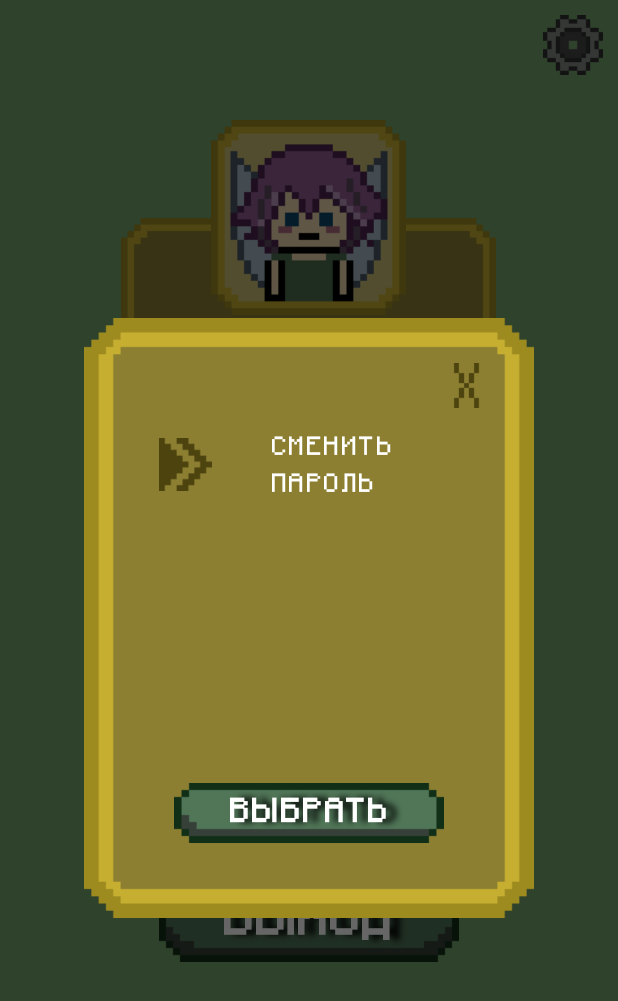
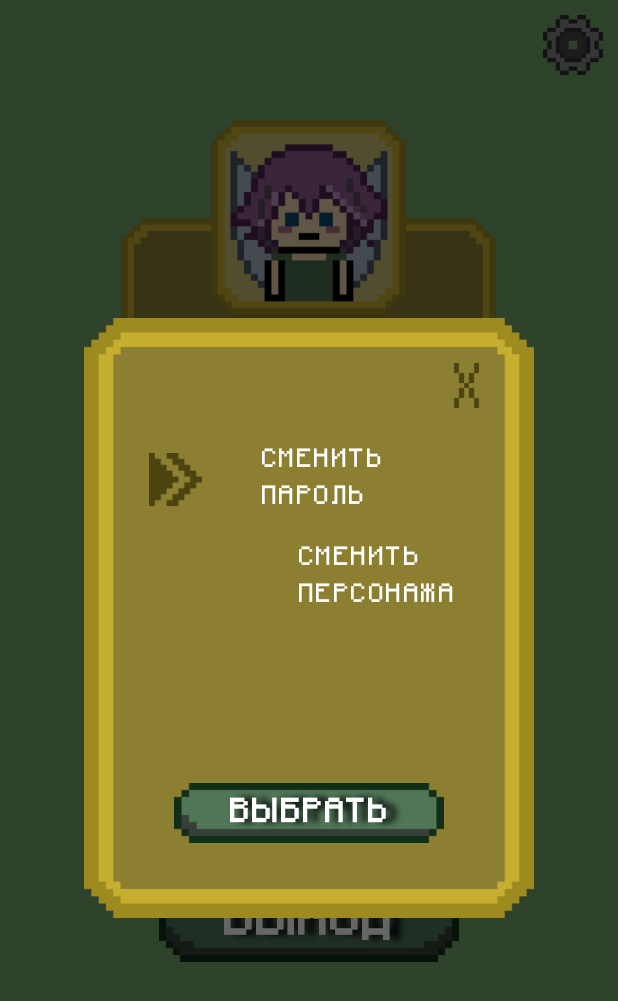
Before and after one commit to MargaritaDj/small_matfak, an Android app: the PersonalAreaStudentActivity screen opened directly, with no data from a screen before it, after a tap on an icon or button, on a phone screen of 412 x 824 dp. Shown: the top 1001 px of the screen. Run offline under Robolectric (Android 15) with nearby library versions, the phone set to English and light mode, and no system bars; 4 statements that could not run were skipped.

Commit message:
[+] changed password in settings; [+] arrow back in change password

```diff
--- a/app/src/main/java/com/imit/smallMatfak/MainActivity.kt
+++ b/app/src/main/java/com/imit/smallMatfak/MainActivity.kt
@@ -58,9 +58,9 @@ class MainActivity : AppCompatActivity() {
         val userPasswordSharedPreferences = sharedPreferences.getString("userPassword", "") ?: ""
 
         buttonLogin.setOnClickListener {
-            if (Validator.validationLogin(layoutLogin, editTextLogin) &&
-                Validator.validationPassword(layoutPassword, editTextPassword)
-            ) {
+            val valLogin = Validator.validationLogin(layoutLogin, editTextLogin)
+            val valPassword = Validator.validationPassword(layoutPassword, editTextPassword)
+            if (valLogin && valPassword) {
                 try {
                     val user = userUseCase.getUserByLogin(editTextLogin.text.toString())
                     if (user.password != editTextPassword.text.toString()) {
--- a/app/src/main/java/com/imit/smallMatfak/dao/UserDao.kt
+++ b/app/src/main/java/com/imit/smallMatfak/dao/UserDao.kt
@@ -7,4 +7,5 @@ interface UserDao {
    fun getUserByToken(token: String): User
    fun addTokenUser(user: User): String
    fun deleteTokenUser(token: String)
+   fun changePassword(user: User, newPassword: String)
 }
--- a/app/src/main/java/com/imit/smallMatfak/repositories/UserRepository.kt
+++ b/app/src/main/java/com/imit/smallMatfak/repositories/UserRepository.kt
@@ -20,4 +20,8 @@ class UserRepository: UserDao {
     override fun deleteTokenUser(token: String) {
         Database.deleteTokenUser(token)
     }
+
+    override fun changePassword(user: User, newPassword: String) {
+        user.password = newPassword
+    }
 }
--- a/app/src/main/java/com/imit/smallMatfak/screens/PersonalAreaStudentActivity.kt
+++ b/app/src/main/java/com/imit/smallMatfak/screens/PersonalAreaStudentActivity.kt
@@ -18,6 +18,7 @@ import com.imit.smallMatfak.MainActivity
 import com.imit.smallMatfak.R
 import com.imit.smallMatfak.model.Student
 import com.imit.smallMatfak.screens.windows.DialogWindowsPersonalArea
+import com.imit.smallMatfak.screens.windows.TypeDialogMenu
 import com.imit.smallMatfak.utils.UtilsView
 import java.io.BufferedReader
 import java.io.InputStreamReader
@@ -68,11 +69,16 @@ class PersonalAreaStudentActivity : AppCompatActivity() {
         progressBar.max = scoreExpectation
         progressBar.progress = scoreCurrent
 
-        val dialogWindowsPersonalArea = DialogWindowsPersonalArea(this)
+        val inflater = layoutInflater
+        val container = findViewById<ViewGroup>(R.id.custom_toast_container)
+        val layout: View = inflater.inflate(R.layout.custom_toast, container)
+
+        val dialogWindowsPersonalArea = DialogWindowsPersonalArea(this, layout, user)
+        val itemsSettings = listOf(resources.getString(R.string.change_password), resources.getString(R.string.change_hero))
 
         settingsButton.setOnClickListener {
             val dialogSettings = Dialog(this)
-            dialogWindowsPersonalArea.showDialogSettings(dialogSettings)
+            dialogWindowsPersonalArea.showDialogMenu(dialogSettings, TypeDialogMenu.SETTINGS)
         }
 
         rulesButton.setOnClickListener {
@@ -83,10 +89,7 @@ class PersonalAreaStudentActivity : AppCompatActivity() {
 
         heroButton.setOnClickListener {
             val dialogChoiceHero = Dialog(this)
-            val inflater = layoutInflater
-            val container = findViewById<ViewGroup>(R.id.custom_toast_container)
-            val layout: View = inflater.inflate(R.layout.custom_toast, container)
-            dialogWindowsPersonalArea.showDialogChoiceHero(dialogChoiceHero, resources, layout, user, heroButton)
+            dialogWindowsPersonalArea.showDialogChoiceHero(dialogChoiceHero, heroButton)
         }
 
     }
@@ -98,9 +101,6 @@ fun dismissDialogWindow(dialog: Dialog, cross: ImageButton) {
     }
 }
 
-fun changeImageHero(buttonHero: ImageButton, imageHero: Int){
-
-}
 
 fun showPopupSettings(context: Context, settingsMenuView: View) {
     val popup = PopupMenu(context, settingsMenuView)
--- /dev/null
+++ b/app/src/main/java/com/imit/smallMatfak/screens/adapter/ListAdapter.kt
@@ -0,0 +1,62 @@
+package com.imit.smallMatfak.screens.adapter
+
+import com.imit.smallMatfak.R
+import android.content.Context
+import android.view.LayoutInflater
+import android.view.View
+import android.view.ViewGroup
+import android.widget.ArrayAdapter
+import android.widget.TextView
+
+
+class ListAdapter(context: Context, private val resource: Int, private val list: List<String>):
+    ArrayAdapter<String>(context, resource, list) {
+
+    private var selectedPosition = 0
+
+    override fun getCount(): Int {
+        return list.size
+    }
+
+    override fun getItem(position: Int): String {
+        return list[position]
+    }
+
+    override fun getItemId(position: Int): Long {
+        return position.toLong()
+    }
+
+    override fun getView(position: Int, convertView: View?, parent: ViewGroup): View {
+        val textView: TextView
+        if(convertView == null){
+            val view = LayoutInflater.from(context).inflate(resource, null)
+            textView = view.findViewById(R.id.settings_list_item_not_selected)
+
+        } else {
+            textView = convertView as TextView
+        }
+        val textItem: String = getItem(position)
+        textView.text = textItem
+
+        if(selectedPosition == position){
+            textView.setPadding(20, 0, 0, 0)
+            textView.setCompoundDrawablesWithIntrinsicBounds(
+                R.drawable.small_arrow_menu, 0, 0, 0
+            )
+        } else {
+            textView.setPadding(170, 0, 0, 0)
+            textView.setCompoundDrawablesWithIntrinsicBounds(0, 0, 0, 0
+            )
+        }
+
+        return  textView
+    }
+
+    fun setSelectedPosition(position: Int){
+        selectedPosition = position
+    }
+
+    fun getSelectedString(): String{
+        return getItem(selectedPosition)
+    }
+}
--- a/app/src/main/java/com/imit/smallMatfak/screens/windows/DialogWindowsPersonalArea.kt
+++ b/app/src/main/java/com/imit/smallMatfak/screens/windows/DialogWindowsPersonalArea.kt
@@ -1,76 +1,141 @@
 package com.imit.smallMatfak.screens.windows
 
 import android.app.Dialog
+import com.imit.smallMatfak.screens.adapter.ListAdapter
 import android.content.Context
-import android.content.res.Resources
+import android.content.SharedPreferences
 import android.graphics.Color
 import android.graphics.drawable.ColorDrawable
 import android.view.View
+import android.widget.*
 import android.widget.AdapterView.OnItemClickListener
-import android.widget.EditText
-import android.widget.GridView
-import android.widget.ImageButton
-import android.widget.TextView
-import com.imit.smallMatfak.screens.windows.Toast
+import com.google.android.material.textfield.TextInputLayout
 import com.imit.smallMatfak.R
 import com.imit.smallMatfak.exceptions.AppException
+import com.imit.smallMatfak.exceptions.AppExceptionPassword
 import com.imit.smallMatfak.model.User
 import com.imit.smallMatfak.repositories.StudentRepository
+import com.imit.smallMatfak.repositories.UserRepository
 import com.imit.smallMatfak.screens.adapter.ImageAdapter
 import com.imit.smallMatfak.screens.dismissDialogWindow
 import com.imit.smallMatfak.usecase.StudentUseCase
+import com.imit.smallMatfak.usecase.UserUseCase
 import com.imit.smallMatfak.utils.UtilsView
+import com.imit.smallMatfak.validator.Validator
 import java.io.BufferedReader
 
 
-class DialogWindowsPersonalArea(val context: Context) {
-    val studentUseCase = StudentUseCase(StudentRepository())
+class DialogWindowsPersonalArea(val context: Context, private val layout: View, val user: User) {
+    private val studentUseCase = StudentUseCase(StudentRepository())
+    private val userUseCase = UserUseCase(UserRepository())
 
-    fun showDialogSettings(dialogSettings: Dialog){
-        dialogSettings.setContentView(R.layout.window_settings)
-        dialogSettings.window?.setBackgroundDrawable(ColorDrawable(Color.TRANSPARENT))
-        dialogSettings.setCanceledOnTouchOutside(false)
-        dialogSettings.show()
-        val changeTextView: TextView =
-            dialogSettings.findViewById(R.id.settings_change_password)
-        val chooseButton: ImageButton = dialogSettings.findViewById(R.id.settings_choose)
-        val crossSettings: ImageButton = dialogSettings.findViewById(R.id.settings_cross)
-        changeTextView.setCompoundDrawablesWithIntrinsicBounds(
-            R.drawable.small_arrow_settings,
-            0,
-            0,
-            0
-        )
-        changeTextView.tag = 1
+    private val itemsSettings: List<String> = listOf(context.resources.getString(R.string.change_password),
+        context.resources.getString(R.string.change_hero))
+
+
+    fun showDialogMenu(dialogMenu: Dialog, typeDialogMenu: TypeDialogMenu) {
+
+        val itemsMenu = when(typeDialogMenu){
+            TypeDialogMenu.SETTINGS -> itemsSettings
+        }
+
+        dialogMenu.setContentView(R.layout.window_menu)
+        dialogMenu.window?.setBackgroundDrawable(ColorDrawable(Color.TRANSPARENT))
+        dialogMenu.setCanceledOnTouchOutside(false)
+        dialogMenu.show()
+        val changeListView: ListView =
+            dialogMenu.findViewById(R.id.menu_list)
+        val chooseButton: ImageButton = dialogMenu.findViewById(R.id.menu_choose)
+        val crossSettings: ImageButton = dialogMenu.findViewById(R.id.menu_cross)
+
+        val adapterListString = ListAdapter(context, R.layout.menu_list_item, itemsMenu)
+        changeListView.adapter = adapterListString
+
+        changeListView.setOnItemClickListener { _, _, pos, _ ->
+            adapterListString.setSelectedPosition(pos)
+            adapterListString.notifyDataSetChanged()
+        }
+
         chooseButton.setOnClickListener {
-            if (changeTextView.tag == 1) {
-                showDialogChangePassword(dialogSettings)
+            val itemSelected = adapterListString.getSelectedString()
+            when(typeDialogMenu){
+                TypeDialogMenu.SETTINGS -> {
+                    if (itemSelected == itemsMenu[0]) {
+                        showDialogChangePassword(dialogMenu)
+                    }
+                }
             }
         }
-        dismissDialogWindow(dialogSettings, crossSettings)
+
+        dismissDialogWindow(dialogMenu, crossSettings)
     }
 
-    private fun showDialogChangePassword(dialogSettings: Dialog){
+    private fun showDialogChangePassword(dialogSettings: Dialog) {
         dialogSettings.setContentView(R.layout.window_change_password)
         val crossChange: ImageButton = dialogSettings.findViewById(R.id.change_password_cross)
+        val changeButton: ImageButton = dialogSettings.findViewById(R.id.change_password_button)
+        val backButton: ImageButton = dialogSettings.findViewById(R.id.change_password_back)
+
         val oldPassword: EditText = dialogSettings.findViewById(R.id.change_password_old_edit_text)
         val newPassword: EditText = dialogSettings.findViewById(R.id.change_password_new_edit_text)
-        val repeatPassword: EditText = dialogSettings.findViewById(R.id.change_password_repeat_edit_text)
+        val repeatPassword: EditText =
+            dialogSettings.findViewById(R.id.change_password_repeat_edit_text)
+
+        val oldPasswordLayout: TextInputLayout =
+            dialogSettings.findViewById(R.id.change_password_old)
+        val newPasswordLayout: TextInputLayout =
+            dialogSettings.findViewById(R.id.change_password_new)
+        val repeatPasswordLayout: TextInputLayout =
+            dialogSettings.findViewById(R.id.change_password_repeat)
 
         val oldEye: ImageButton = dialogSettings.findViewById(R.id.change_password_eye1)
         val newEye: ImageButton = dialogSettings.findViewById(R.id.change_password_eye2)
         val repeatEye: ImageButton = dialogSettings.findViewById(R.id.change_password_eye3)
 
+        UtilsView.removeErrorOnFocus(oldPassword, oldPasswordLayout)
+        UtilsView.removeErrorOnFocus(newPassword, newPasswordLayout)
+        UtilsView.removeErrorOnFocus(repeatPassword, repeatPasswordLayout)
+
         UtilsView.changePasswordVisibility(oldPassword, oldEye)
         UtilsView.changePasswordVisibility(newPassword, newEye)
         UtilsView.changePasswordVisibility(repeatPassword, repeatEye)
 
+        changeButton.setOnClickListener {
+            val valOldPassword = Validator.validationPassword(oldPasswordLayout, oldPassword)
+            val valNewPassword = Validator.validationNewPassword(newPasswordLayout, newPassword)
+            val valRepeatPassword = Validator.validationRepeatPassword(
+                repeatPasswordLayout,
+                repeatPassword, newPassword
+            )
+
+            if (valNewPassword && valOldPassword && valRepeatPassword) {
+                try {
+                    userUseCase.changePassword(user, oldPassword.text.toString(),
+                        newPassword.text.toString())
+                    Toast.showToastOk(layout, context.resources.getString(R.string.ok_changed_password), context)
+                    dialogSettings.dismiss()
+                    val sharedPreferences: SharedPreferences = context.getSharedPreferences("APP_SHARED_PREF",
+                        Context.MODE_PRIVATE)
+                    val editorSharedPreferences = sharedPreferences.edit()
+                    editorSharedPreferences.putString("userPassword", user.password)
+                    editorSharedPreferences.apply()
+                } catch (exPassword: AppExceptionPassword) {
+                    oldPasswordLayout.error = exPassword.appErrorCode.errorString
+                } catch (ex: AppException) {
+                    Toast.showToastError(layout, ex.appErrorCode.errorString, context)
+                }
+            }
+        }
+
         dismissDialogWindow(dialogSettings, crossChange)
+
+        backButton.setOnClickListener {
+            showDialogMenu(dialogSettings, TypeDialogMenu.SETTINGS)
+        }
     }
 
 
-
-    fun showDialogRules(dialogRules: Dialog, bufferedReader: BufferedReader){
+    fun showDialogRules(dialogRules: Dialog, bufferedReader: BufferedReader) {
         dialogRules.setContentView(R.layout.window_rules)
         dialogRules.window?.setBackgroundDrawable(ColorDrawable(Color.TRANSPARENT))
         dialogRules.setCanceledOnTouchOutside(false)
@@ -102,7 +167,7 @@ class DialogWindowsPersonalArea(val context: Context) {
                 arrowLeft.alpha = 1F
             }
 
-            if(page == stringPages.size){
+            if (page == stringPages.size) {
                 arrowRight.alpha = alpha
             }
         }
@@ -114,14 +179,14 @@ class DialogWindowsPersonalArea(val context: Context) {
                 arrowRight.alpha = 1F
             }
 
-            if(page == 1){
+            if (page == 1) {
                 arrowLeft.alpha = alpha
             }
         }
     }
 
-    fun showDialogChoiceHero(dialogChoiceHero: Dialog, resources: Resources,
-                             layout: View, user: User, imageHeroButton: ImageButton){
+    fun showDialogChoiceHero(
+        dialogChoiceHero: Dialog, imageHeroButton: ImageButton) {
         dialogChoiceHero.setContentView(R.layout.window_choice_hero)
         dialogChoiceHero.window?.setBackgroundDrawable(ColorDrawable(Color.TRANSPARENT))
         dialogChoiceHero.setCanceledOnTouchOutside(false)
@@ -129,7 +194,7 @@ class DialogWindowsPersonalArea(val context: Context) {
 
         val gridHeroes: GridView = dialogChoiceHero.findViewById(R.id.choice_hero_grid)
         val buttonChoice: ImageButton = dialogChoiceHero.findViewById(R.id.choice_hero_button)
-        val adapterImage = ImageAdapter(context = context, resources)
+        val adapterImage = ImageAdapter(context = context, context.resources)
         gridHeroes.adapter = adapterImage
 
         gridHeroes.onItemClickListener = OnItemClickListener { _, _, pos, _ ->
@@ -139,12 +204,12 @@ class DialogWindowsPersonalArea(val context: Context) {
 
         buttonChoice.setOnClickListener {
             val imageHero: Int = adapterImage.getSelectedImageHero() as Int
-            try{
+            try {
                 studentUseCase.changeImageHero(user, imageHero)
-                Toast.showToastOk(layout, resources.getString(R.string.ok_image_hero), context)
+                Toast.showToastOk(layout, context.resources.getString(R.string.ok_image_hero), context)
                 dialogChoiceHero.dismiss()
                 imageHeroButton.setBackgroundResource(user.imageHero)
-            } catch (ex: AppException){
+            } catch (ex: AppException) {
                 Toast.showToastError(layout, ex.appErrorCode.errorString, context)
             }
 
--- /dev/null
+++ b/app/src/main/java/com/imit/smallMatfak/screens/windows/TypeDialogMenu.kt
@@ -0,0 +1,5 @@
+package com.imit.smallMatfak.screens.windows
+
+enum class TypeDialogMenu {
+    SETTINGS;
+}
--- a/app/src/main/res/drawable/small_arrow_settings.xml
+++ b/app/src/main/res/drawable/small_arrow_menu.xml
@@ -2,7 +2,7 @@
 <layer-list xmlns:android="http://schemas.android.com/apk/res/android" >
 
     <item
-        android:drawable="@drawable/arrow_settings"
+        android:drawable="@drawable/arrow_menu"
         android:width="35dp"
         android:height="35dp"
         android:layout_marginTop="20dp"
--- a/app/src/main/res/layout/activity_main.xml
+++ b/app/src/main/res/layout/activity_main.xml
@@ -107,9 +107,9 @@
         android:layout_width="30dp"
         android:layout_height="30dp"
         android:layout_alignEnd="@id/main_activity_password"
-        android:layout_alignBottom="@id/main_activity_password"
+        android:layout_below="@id/main_activity_password_text_view"
+        android:layout_marginTop="5dp"
         android:layout_marginEnd="10dp"
-        android:layout_marginBottom="40dp"
         android:background="@drawable/icon_open_eye"
         android:alpha="0.7"
         android:tag="1"
--- /dev/null
+++ b/app/src/main/res/layout/menu_list_item.xml
@@ -0,0 +1,22 @@
+<?xml version="1.0" encoding="utf-8"?>
+<RelativeLayout xmlns:android="http://schemas.android.com/apk/res/android"
+    android:layout_width="250dp"
+    android:layout_height="45dp"
+    >
+
+    <TextView
+        android:id="@+id/settings_list_item_not_selected"
+        android:layout_width="250dp"
+        android:layout_height="65dp"
+        android:text="@string/change_password"
+        android:textColor="@color/white"
+        android:textSize="14sp"
+        android:letterSpacing="0.07"
+        android:fontFamily="@font/minecraftia_regular"
+        android:textAllCaps="true"
+        android:drawablePadding="40dp"
+        android:gravity="center_vertical"
+        />
+
+
+</RelativeLayout>
--- a/app/src/main/res/layout/window_choice_hero.xml
+++ b/app/src/main/res/layout/window_choice_hero.xml
@@ -11,7 +11,7 @@
         android:layout_width="300dp"
         android:layout_height="400dp"
         android:layout_centerInParent="true"
-        android:background="@drawable/background_settings" />
+        android:background="@drawable/background_menu" />
 
     <ImageButton
         android:id="@+id/choice_hero_cross"
--- a/app/src/main/res/layout/window_settings.xml
+++ b/app/src/main/res/layout/window_menu.xml
@@ -7,48 +7,40 @@
     >
 
     <ImageView
-        android:id="@+id/settings_background"
+        android:id="@+id/menu_background"
         android:layout_width="300dp"
         android:layout_height="400dp"
-        android:background="@drawable/background_settings"
+        android:background="@drawable/background_menu"
         android:layout_centerInParent="true"
         />
 
     <ImageButton
-        android:id="@+id/settings_cross"
+        android:id="@+id/menu_cross"
         android:layout_width="30dp"
         android:layout_height="30dp"
-        android:layout_alignTop="@id/settings_background"
-        android:layout_alignEnd="@id/settings_background"
+        android:layout_alignTop="@id/menu_background"
+        android:layout_alignEnd="@id/menu_background"
         android:layout_marginTop="30dp"
         android:layout_marginEnd="30dp"
         android:background="@drawable/cross"
         tools:ignore="TouchTargetSizeCheck,SpeakableTextPresentCheck" />
 
 
-    <TextView
-        android:id="@+id/settings_change_password"
+    <ListView
+        android:id="@+id/menu_list"
         android:layout_width="250dp"
-        android:layout_height="45dp"
-        android:text="@string/change_password"
-        android:layout_below="@id/settings_cross"
-        android:layout_alignStart="@id/settings_background"
+        android:layout_height="200dp"
+        android:layout_below="@id/menu_cross"
+        android:layout_alignStart="@id/menu_background"
         android:layout_marginTop="15dp"
         android:layout_marginStart="30dp"
-        android:textColor="@color/white"
-        android:textSize="14sp"
-        android:letterSpacing="0.07"
-        android:fontFamily="@font/minecraftia_regular"
-        android:textAllCaps="true"
-        android:paddingStart="20dp"
-        android:drawablePadding="40dp"
         />
 
     <ImageButton
-        android:id="@+id/settings_choose"
+        android:id="@+id/menu_choose"
         android:layout_width="180dp"
         android:layout_height="40dp"
-        android:layout_alignBottom="@id/settings_background"
+        android:layout_alignBottom="@id/menu_background"
         android:layout_centerHorizontal="true"
         android:layout_marginBottom="50dp"
         android:background="@drawable/button_menu"
@@ -57,7 +49,7 @@
     <TextView
         android:layout_width="180dp"
         android:layout_height="40dp"
-        android:layout_alignBottom="@id/settings_background"
+        android:layout_alignBottom="@id/menu_background"
         android:layout_centerHorizontal="true"
         android:layout_marginBottom="50dp"
         android:textColor="@color/white"
--- a/app/src/main/res/values/strings.xml
+++ b/app/src/main/res/values/strings.xml
@@ -13,6 +13,7 @@
 
     <!-- Settings_Text -->
     <string name="change_password">сменить\nпароль</string>
+    <string name="change_hero">сменить\nперсонажа</string>
 
     <!-- Personal_Area_Text -->
     <string name="personal_area">ПРОФИЛЬ</string>
@@ -37,4 +38,5 @@
 
     <!-- Toast -->
     <string name="ok_image_hero">Персонаж успешно изменён</string>
+    <string name="ok_changed_password">Пароль успешно изменён</string>
 </resources>
--- a/app/src/main/res/values/styles.xml
+++ b/app/src/main/res/values/styles.xml
@@ -4,6 +4,6 @@
         <item name="android:fontFamily">@font/minecraftia_regular</item>
         <item name="android:textAllCaps">true</item>
         <item name="android:letterSpacing">0.07</item>
-        <item name="android:textSize">10sp</item>
+        <item name="android:textSize">9sp</item>
     </style>
 </resources>
```
Also changed, not shown: app/src/main/java/com/imit/smallMatfak/usecase/UserUseCase.kt (+8 -0 lines), app/src/main/java/com/imit/smallMatfak/validator/Validator.kt (+22 -0 lines), app/src/main/res/layout/window_change_password.xml (+27 -15 lines), app/src/main/res/drawable-v24/arrow_back.png (added), app/src/main/res/drawable-v24/arrow_menu.png (renamed from app/src/main/res/drawable-v24/arrow_settings.png), app/src/main/res/drawable-v24/background_menu.png (renamed from app/src/main/res/drawable-v24/background_settings.png).
